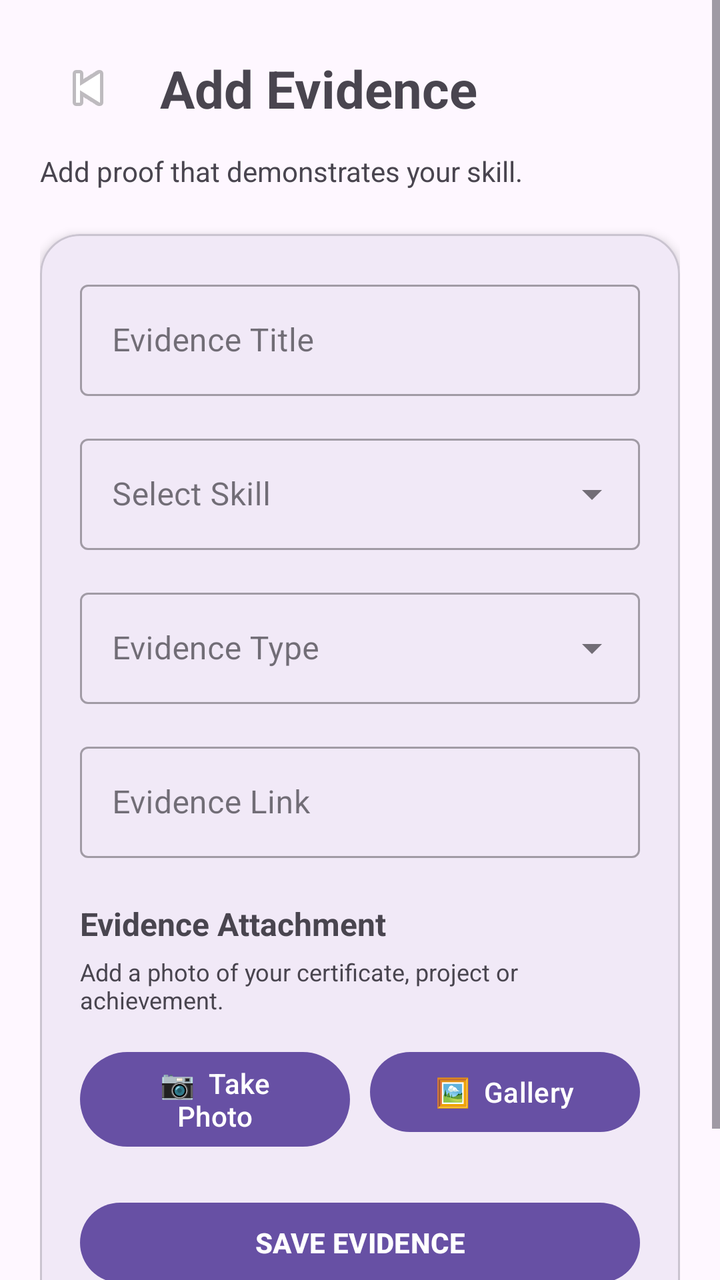
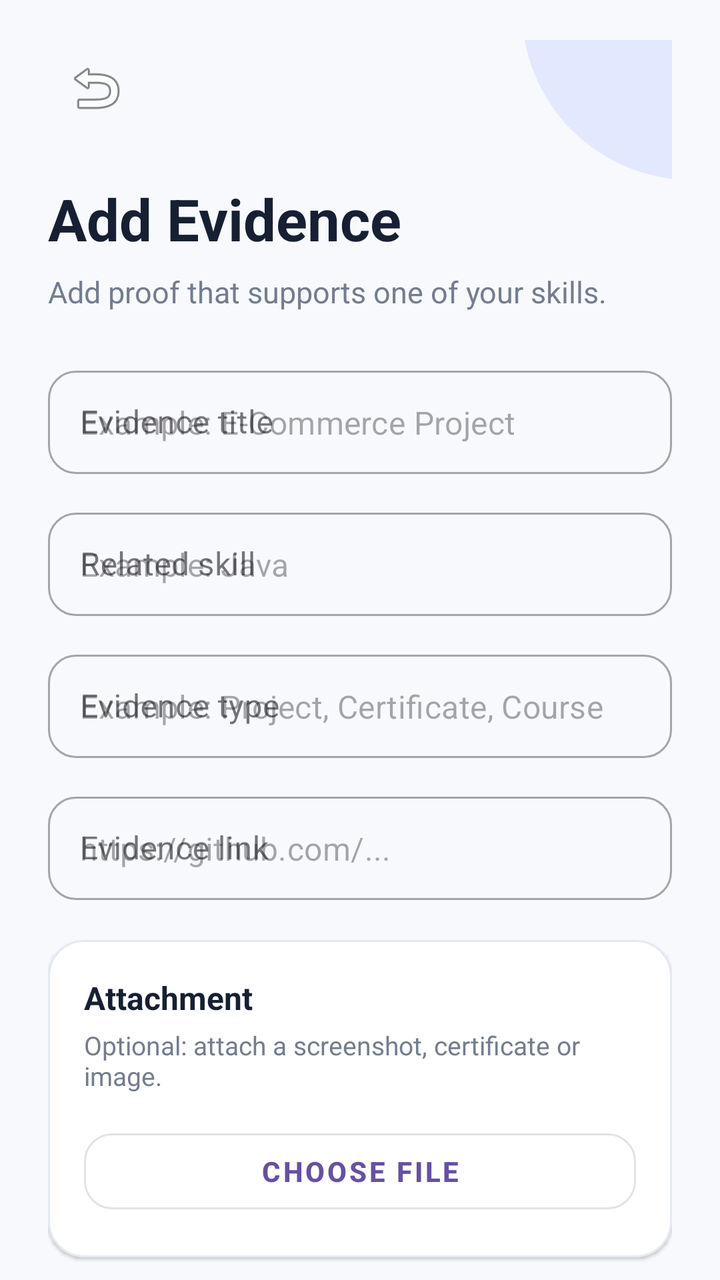

Two renders of the same Android screen: before a commit and after it. Below are the layout's source before the change and the commit's diff.
<!-- AndroidManifest.xml: application theme Theme.Skill_Proof_MAD_ASSIGNMENT_1 -->
<!-- res/layout/activity_add_evidence.xml -->
<?xml version="1.0" encoding="utf-8"?>
<ScrollView
    xmlns:android="http://schemas.android.com/apk/res/android"
    xmlns:app="http://schemas.android.com/apk/res-auto"
    android:layout_width="match_parent"
    android:layout_height="match_parent"
    android:background="?android:colorBackground"
    android:fillViewport="true">

    <androidx.constraintlayout.widget.ConstraintLayout
        android:layout_width="match_parent"
        android:layout_height="wrap_content"
        android:padding="20dp">


        
        
        

        <ImageButton
            android:id="@+id/btnBack"
            android:layout_width="48dp"
            android:layout_height="48dp"
            android:background="?attr/selectableItemBackgroundBorderless"
            android:contentDescription="Back"
            android:src="@android:drawable/ic_media_previous"
            app:layout_constraintStart_toStartOf="parent"
            app:layout_constraintTop_toTopOf="parent" />


        
        
        

        <TextView
            android:id="@+id/tvTitle"
            android:layout_width="0dp"
            android:layout_height="wrap_content"
            android:layout_marginStart="12dp"
            android:text="Add Evidence"
            android:textSize="26sp"
            android:textStyle="bold"
            app:layout_constraintBottom_toBottomOf="@id/btnBack"
            app:layout_constraintEnd_toEndOf="parent"
            app:layout_constraintStart_toEndOf="@id/btnBack"
            app:layout_constraintTop_toTopOf="@id/btnBack" />


        
        
        

        <TextView
            android:id="@+id/tvSubtitle"
            android:layout_width="0dp"
            android:layout_height="wrap_content"
            android:layout_marginTop="8dp"
            android:text="Add proof that demonstrates your skill."
            android:textSize="14sp"
            app:layout_constraintEnd_toEndOf="parent"
            app:layout_constraintStart_toStartOf="parent"
            app:layout_constraintTop_toBottomOf="@id/btnBack" />


        
        
        

        <com.google.android.material.card.MaterialCardView
            android:id="@+id/evidenceFormCard"
            android:layout_width="0dp"
            android:layout_height="wrap_content"
            android:layout_marginTop="22dp"
            app:cardCornerRadius="20dp"
            app:cardElevation="3dp"
            app:layout_constraintEnd_toEndOf="parent"
            app:layout_constraintStart_toStartOf="parent"
            app:layout_constraintTop_toBottomOf="@id/tvSubtitle">


            <androidx.constraintlayout.widget.ConstraintLayout
                android:layout_width="match_parent"
                android:layout_height="wrap_content"
                android:padding="20dp">


                
                
                

                <com.google.android.material.textfield.TextInputLayout
                    android:id="@+id/titleLayout"
                    style="@style/Widget.MaterialComponents.TextInputLayout.OutlinedBox"
                    android:layout_width="0dp"
                    android:layout_height="wrap_content"
                    android:hint="Evidence Title"
                    app:layout_constraintEnd_toEndOf="parent"
                    app:layout_constraintStart_toStartOf="parent"
                    app:layout_constraintTop_toTopOf="parent">

                    <com.google.android.material.textfield.TextInputEditText
                        android:id="@+id/etTitle"
                        android:layout_width="match_parent"
                        android:layout_height="wrap_content"
                        android:inputType="textCapSentences"
                        android:maxLines="1" />

                </com.google.android.material.textfield.TextInputLayout>


                
                
                

                <com.google.android.material.textfield.TextInputLayout
                    android:id="@+id/skillLayout"
                    style="@style/Widget.MaterialComponents.TextInputLayout.OutlinedBox.ExposedDropdownMenu"
                    android:layout_width="0dp"
                    android:layout_height="wrap_content"
                    android:layout_marginTop="16dp"
                    android:hint="Select Skill"
                    app:layout_constraintEnd_toEndOf="parent"
                    app:layout_constraintStart_toStartOf="parent"
                    app:layout_constraintTop_toBottomOf="@id/titleLayout">

                    <AutoCompleteTextView
                        android:id="@+id/actvSkill"
                        android:layout_width="match_parent"
                        android:layout_height="wrap_content"
                        android:inputType="none" />

                </com.google.android.material.textfield.TextInputLayout>


                
                
                

                <com.google.android.material.textfield.TextInputLayout
                    android:id="@+id/typeLayout"
                    style="@style/Widget.MaterialComponents.TextInputLayout.OutlinedBox.ExposedDropdownMenu"
                    android:layout_width="0dp"
                    android:layout_height="wrap_content"
                    android:layout_marginTop="16dp"
                    android:hint="Evidence Type"
                    app:layout_constraintEnd_toEndOf="parent"
                    app:layout_constraintStart_toStartOf="parent"
                    app:layout_constraintTop_toBottomOf="@id/skillLayout">

                    <AutoCompleteTextView
                        android:id="@+id/actvType"
                        android:layout_width="match_parent"
                        android:layout_height="wrap_content"
                        android:inputType="none" />

                </com.google.android.material.textfield.TextInputLayout>


                
                
                

                <com.google.android.material.textfield.TextInputLayout
                    android:id="@+id/linkLayout"
                    style="@style/Widget.MaterialComponents.TextInputLayout.OutlinedBox"
                    android:layout_width="0dp"
                    android:layout_height="wrap_content"
                    android:layout_marginTop="16dp"
                    android:hint="Evidence Link"
                    app:layout_constraintEnd_toEndOf="parent"
                    app:layout_constraintStart_toStartOf="parent"
                    app:layout_constraintTop_toBottomOf="@id/typeLayout">

                    <com.google.android.material.textfield.TextInputEditText
                        android:id="@+id/etLink"
                        android:layout_width="match_parent"
                        android:layout_height="wrap_content"
                        android:inputType="textUri"
                        android:maxLines="2" />

                </com.google.android.material.textfield.TextInputLayout>


                
                
                

                <TextView
                    android:id="@+id/tvAttachmentTitle"
                    android:layout_width="wrap_content"
                    android:layout_height="wrap_content"
                    android:layout_marginTop="22dp"
                    android:text="Evidence Attachment"
                    android:textSize="16sp"
                    android:textStyle="bold"
                    app:layout_constraintStart_toStartOf="parent"
                    app:layout_constraintTop_toBottomOf="@id/linkLayout" />


                
                
                

                <TextView
                    android:id="@+id/tvAttachmentSubtitle"
                    android:layout_width="0dp"
                    android:layout_height="wrap_content"
                    android:layout_marginTop="5dp"
                    android:text="Add a photo of your certificate, project or achievement."
                    android:textSize="12sp"
                    app:layout_constraintEnd_toEndOf="parent"
                    app:layout_constraintStart_toStartOf="parent"
                    app:layout_constraintTop_toBottomOf="@id/tvAttachmentTitle" />


                
                
                

                <ImageView
                    android:id="@+id/ivAttachmentPreview"
                    android:layout_width="0dp"
                    android:layout_height="180dp"
                    android:layout_marginTop="14dp"
                    android:adjustViewBounds="true"
                    android:contentDescription="Evidence attachment preview"
                    android:scaleType="centerCrop"
                    android:visibility="gone"
                    app:layout_constraintEnd_toEndOf="parent"
                    app:layout_constraintStart_toStartOf="parent"
                    app:layout_constraintTop_toBottomOf="@id/tvAttachmentSubtitle" />


                
                
                

                <com.google.android.material.button.MaterialButton
                    android:id="@+id/btnCamera"
                    android:layout_width="0dp"
                    android:layout_height="wrap_content"
                    android:layout_marginTop="14dp"
                    android:text="📷  Take Photo"
                    app:layout_constraintEnd_toStartOf="@id/btnGallery"
                    app:layout_constraintStart_toStartOf="parent"
                    app:layout_constraintTop_toBottomOf="@id/ivAttachmentPreview" />


                
                
                

                <com.google.android.material.button.MaterialButton
                    android:id="@+id/btnGallery"
                    android:layout_width="0dp"
                    android:layout_height="wrap_content"
                    android:layout_marginStart="10dp"
                    android:text="🖼  Gallery"
                    app:layout_constraintEnd_toEndOf="parent"
                    app:layout_constraintStart_toEndOf="@id/btnCamera"
                    app:layout_constraintTop_toTopOf="@id/btnCamera" />


                
                
                

                <com.google.android.material.button.MaterialButton
                    android:id="@+id/btnSaveEvidence"
                    android:layout_width="0dp"
                    android:layout_height="wrap_content"
                    android:layout_marginTop="20dp"
                    android:text="SAVE EVIDENCE"
                    android:textStyle="bold"
                    app:layout_constraintEnd_toEndOf="parent"
                    app:layout_constraintStart_toStartOf="parent"
                    app:layout_constraintTop_toBottomOf="@id/btnCamera" />

            </androidx.constraintlayout.widget.ConstraintLayout>

        </com.google.android.material.card.MaterialCardView>


        
        
        

        <TextView
            android:id="@+id/tvFooter"
            android:layout_width="0dp"
            android:layout_height="wrap_content"
            android:layout_marginTop="24dp"
            android:gravity="center"
            android:text="SkillProof • Evidence makes skills credible."
            android:textSize="12sp"
            app:layout_constraintEnd_toEndOf="parent"
            app:layout_constraintStart_toStartOf="parent"
            app:layout_constraintTop_toBottomOf="@id/evidenceFormCard" />

    </androidx.constraintlayout.widget.ConstraintLayout>

</ScrollView>
<!-- resources referenced by this layout -->
<resources>
  <style name="Theme.Skill_Proof_MAD_ASSIGNMENT_1" parent="Base.Theme.Skill_Proof_MAD_ASSIGNMENT_1" />
  <style name="Base.Theme.Skill_Proof_MAD_ASSIGNMENT_1" parent="Theme.Material3.DayNight.NoActionBar">
          
          
      </style>
</resources>

<!-- the commit's change to res/layout/activity_add_evidence.xml (unified diff, before → after) -->
@@ -1,17 +1,35 @@
 <?xml version="1.0" encoding="utf-8"?>
-<ScrollView
+<androidx.core.widget.NestedScrollView
     xmlns:android="http://schemas.android.com/apk/res/android"
     xmlns:app="http://schemas.android.com/apk/res-auto"
+    xmlns:tools="http://schemas.android.com/tools"
     android:layout_width="match_parent"
     android:layout_height="match_parent"
-    android:background="?android:colorBackground"
-    android:fillViewport="true">
+    android:background="#F7F9FC"
+    android:fillViewport="true"
+    tools:context=".AddEvidenceActivity">
 
     <androidx.constraintlayout.widget.ConstraintLayout
         android:layout_width="match_parent"
         android:layout_height="wrap_content"
-        android:padding="20dp">
-
+        android:paddingStart="24dp"
+        android:paddingTop="20dp"
+        android:paddingEnd="24dp"
+        android:paddingBottom="32dp">
+
+        
+        
+        
+
+        <View
+            android:id="@+id/topDecoration"
+            android:layout_width="170dp"
+            android:layout_height="170dp"
+            android:background="@drawable/bg_login_circle"
+            android:translationX="95dp"
+            android:translationY="-100dp"
+            app:layout_constraintEnd_toEndOf="parent"
+            app:layout_constraintTop_toTopOf="parent" />
 
         
         
@@ -23,28 +41,27 @@
             android:layout_height="48dp"
             android:background="?attr/selectableItemBackgroundBorderless"
             android:contentDescription="Back"
-            android:src="@android:drawable/ic_media_previous"
+            android:padding="12dp"
+            android:src="@android:drawable/ic_menu_revert"
             app:layout_constraintStart_toStartOf="parent"
             app:layout_constraintTop_toTopOf="parent" />
 
-
         
         
         
 
         <TextView
-            android:id="@+id/tvTitle"
-            android:layout_width="0dp"
-            android:layout_height="wrap_content"
-            android:layout_marginStart="12dp"
+            android:id="@+id/tvPageTitle"
+            android:layout_width="0dp"
+            android:layout_height="wrap_content"
+            android:layout_marginTop="22dp"
             android:text="Add Evidence"
-            android:textSize="26sp"
+            android:textColor="#172033"
+            android:textSize="29sp"
             android:textStyle="bold"
-            app:layout_constraintBottom_toBottomOf="@id/btnBack"
-            app:layout_constraintEnd_toEndOf="parent"
-            app:layout_constraintStart_toEndOf="@id/btnBack"
-            app:layout_constraintTop_toTopOf="@id/btnBack" />
-
+            app:layout_constraintEnd_toEndOf="parent"
+            app:layout_constraintStart_toStartOf="parent"
+            app:layout_constraintTop_toBottomOf="@id/btnBack" />
 
         
         
@@ -54,249 +71,274 @@
             android:id="@+id/tvSubtitle"
             android:layout_width="0dp"
             android:layout_height="wrap_content"
-            android:layout_marginTop="8dp"
-            android:text="Add proof that demonstrates your skill."
-            android:textSize="14sp"
-            app:layout_constraintEnd_toEndOf="parent"
-            app:layout_constraintStart_toStartOf="parent"
-            app:layout_constraintTop_toBottomOf="@id/btnBack" />
-
+            android:layout_marginTop="7dp"
+            android:text="Add proof that supports one of your skills."
+            android:textColor="#737D8F"
+            android:textSize="15sp"
+            app:layout_constraintEnd_toEndOf="parent"
+            app:layout_constraintStart_toStartOf="parent"
+            app:layout_constraintTop_toBottomOf="@id/tvPageTitle" />
+
+        
+        
+        
+
+        <com.google.android.material.textfield.TextInputLayout
+            android:id="@+id/evidenceTitleLayout"
+            style="@style/Widget.MaterialComponents.TextInputLayout.OutlinedBox"
+            android:layout_width="0dp"
+            android:layout_height="wrap_content"
+            android:layout_marginTop="24dp"
+            android:hint="Evidence title"
+            app:boxCornerRadiusBottomEnd="14dp"
+            app:boxCornerRadiusBottomStart="14dp"
+            app:boxCornerRadiusTopEnd="14dp"
+            app:boxCornerRadiusTopStart="14dp"
+            app:layout_constraintEnd_toEndOf="parent"
+            app:layout_constraintStart_toStartOf="parent"
+            app:layout_constraintTop_toBottomOf="@id/tvSubtitle">
+
+            <com.google.android.material.textfield.TextInputEditText
+                android:id="@+id/etEvidenceTitle"
+                android:layout_width="match_parent"
+                android:layout_height="wrap_content"
+                android:hint="Example: E-Commerce Project"
+                android:inputType="textCapSentences"
+                android:maxLines="1"
+                android:paddingTop="15dp"
+                android:paddingBottom="15dp" />
+
+        </com.google.android.material.textfield.TextInputLayout>
+
+        
+        
+        
+
+        <com.google.android.material.textfield.TextInputLayout
+            android:id="@+id/evidenceSkillLayout"
+            style="@style/Widget.MaterialComponents.TextInputLayout.OutlinedBox"
+            android:layout_width="0dp"
+            android:layout_height="wrap_content"
+            android:layout_marginTop="14dp"
+            android:hint="Related skill"
+            app:boxCornerRadiusBottomEnd="14dp"
+            app:boxCornerRadiusBottomStart="14dp"
+            app:boxCornerRadiusTopEnd="14dp"
+            app:boxCornerRadiusTopStart="14dp"
+            app:layout_constraintEnd_toEndOf="parent"
+            app:layout_constraintStart_toStartOf="parent"
+            app:layout_constraintTop_toBottomOf="@id/evidenceTitleLayout">
+
+            <com.google.android.material.textfield.TextInputEditText
+                android:id="@+id/etEvidenceSkill"
+                android:layout_width="match_parent"
+                android:layout_height="wrap_content"
+                android:hint="Example: Java"
+                android:inputType="textCapWords"
+                android:maxLines="1"
+                android:paddingTop="15dp"
+                android:paddingBottom="15dp" />
+
+        </com.google.android.material.textfield.TextInputLayout>
+
+        
+        
+        
+
+        <com.google.android.material.textfield.TextInputLayout
+            android:id="@+id/evidenceTypeLayout"
+            style="@style/Widget.MaterialComponents.TextInputLayout.OutlinedBox"
+            android:layout_width="0dp"
+            android:layout_height="wrap_content"
+            android:layout_marginTop="14dp"
+            android:hint="Evidence type"
+            app:boxCornerRadiusBottomEnd="14dp"
+            app:boxCornerRadiusBottomStart="14dp"
+            app:boxCornerRadiusTopEnd="14dp"
+            app:boxCornerRadiusTopStart="14dp"
+            app:layout_constraintEnd_toEndOf="parent"
+            app:layout_constraintStart_toStartOf="parent"
+            app:layout_constraintTop_toBottomOf="@id/evidenceSkillLayout">
+
+            <com.google.android.material.textfield.TextInputEditText
+                android:id="@+id/etEvidenceType"
+                android:layout_width="match_parent"
+                android:layout_height="wrap_content"
+                android:hint="Example: Project, Certificate, Course"
+                android:inputType="textCapSentences"
+                android:maxLines="1"
+                android:paddingTop="15dp"
+                android:paddingBottom="15dp" />
+
+        </com.google.android.material.textfield.TextInputLayout>
+
+        
+        
+        
+
+        <com.google.android.material.textfield.TextInputLayout
+            android:id="@+id/evidenceLinkLayout"
+            style="@style/Widget.MaterialComponents.TextInputLayout.OutlinedBox"
+            android:layout_width="0dp"
+            android:layout_height="wrap_content"
+            android:layout_marginTop="14dp"
+            android:hint="Evidence link"
+            app:boxCornerRadiusBottomEnd="14dp"
+            app:boxCornerRadiusBottomStart="14dp"
+            app:boxCornerRadiusTopEnd="14dp"
+            app:boxCornerRadiusTopStart="14dp"
+            app:layout_constraintEnd_toEndOf="parent"
+            app:layout_constraintStart_toStartOf="parent"
+            app:layout_constraintTop_toBottomOf="@id/evidenceTypeLayout">
+
+            <com.google.android.material.textfield.TextInputEditText
+                android:id="@+id/etEvidenceLink"
+                android:layout_width="match_parent"
+                android:layout_height="wrap_content"
+                android:hint="https://github.com/..."
+                android:inputType="textUri"
+                android:maxLines="1"
+                android:paddingTop="15dp"
+                android:paddingBottom="15dp" />
+
+        </com.google.android.material.textfield.TextInputLayout>
 
         
         
         
 
         <com.google.android.material.card.MaterialCardView
-            android:id="@+id/evidenceFormCard"
-            android:layout_width="0dp"
-            android:layout_height="wrap_content"
-            android:layout_marginTop="22dp"
-            app:cardCornerRadius="20dp"
-            app:cardElevation="3dp"
-            app:layout_constraintEnd_toEndOf="parent"
-            app:layout_constraintStart_toStartOf="parent"
-            app:layout_constraintTop_toBottomOf="@id/tvSubtitle">
-
+            android:id="@+id/attachmentCard"
+            android:layout_width="0dp"
+            android:layout_height="wrap_content"
+            android:layout_marginTop="20dp"
+            app:cardBackgroundColor="@android:color/white"
+            app:cardCornerRadius="18dp"
+            app:cardElevation="1dp"
+            app:layout_constraintEnd_toEndOf="parent"
+            app:layout_constraintStart_toStartOf="parent"
+            app:layout_constraintTop_toBottomOf="@id/evidenceLinkLayout"
+            app:strokeColor="#E4E8F0"
+            app:strokeWidth="1dp">
 
             <androidx.constraintlayout.widget.ConstraintLayout
                 android:layout_width="match_parent"
                 android:layout_height="wrap_content"
-                android:padding="20dp">
-
-
-                
-                
-                
-
-                <com.google.android.material.textfield.TextInputLayout
-                    android:id="@+id/titleLayout"
-                    style="@style/Widget.MaterialComponents.TextInputLayout.OutlinedBox"
-                    android:layout_width="0dp"
-                    android:layout_height="wrap_content"
-                    android:hint="Evidence Title"
-                    app:layout_constraintEnd_toEndOf="parent"
-                    app:layout_constraintStart_toStartOf="parent"
-                    app:layout_constraintTop_toTopOf="parent">
-
-                    <com.google.android.material.textfield.TextInputEditText
-                        android:id="@+id/etTitle"
-                        android:layout_width="match_parent"
-                        android:layout_height="wrap_content"
-                        android:inputType="textCapSentences"
-                        android:maxLines="1" />
-
-                </com.google.android.material.textfield.TextInputLayout>
-
-
-                
-                
-                
-
-                <com.google.android.material.textfield.TextInputLayout
-                    android:id="@+id/skillLayout"
-                    style="@style/Widget.MaterialComponents.TextInputLayout.OutlinedBox.ExposedDropdownMenu"
-                    android:layout_width="0dp"
-                    android:layout_height="wrap_content"
-                    android:layout_marginTop="16dp"
-                    android:hint="Select Skill"
-                    app:layout_constraintEnd_toEndOf="parent"
-                    app:layout_constraintStart_toStartOf="parent"
-                    app:layout_constraintTop_toBottomOf="@id/titleLayout">
-
-                    <AutoCompleteTextView
-                        android:id="@+id/actvSkill"
-                        android:layout_width="match_parent"
-                        android:layout_height="wrap_content"
-                        android:inputType="none" />
-
-                </com.google.android.material.textfield.TextInputLayout>
-
-
-                
-                
-                
-
-                <com.google.android.material.textfield.TextInputLayout
-                    android:id="@+id/typeLayout"
-                    style="@style/Widget.MaterialComponents.TextInputLayout.OutlinedBox.ExposedDropdownMenu"
-                    android:layout_width="0dp"
-                    android:layout_height="wrap_content"
-                    android:layout_marginTop="16dp"
-                    android:hint="Evidence Type"
-                    app:layout_constraintEnd_toEndOf="parent"
-                    app:layout_constraintStart_toStartOf="parent"
-                    app:layout_constraintTop_toBottomOf="@id/skillLayout">
-
-                    <AutoCompleteTextView
-                        android:id="@+id/actvType"
-                        android:layout_width="match_parent"
-                        android:layout_height="wrap_content"
-                        android:inputType="none" />
-
-                </com.google.android.material.textfield.TextInputLayout>
-
-
-                
-                
-                
-
-                <com.google.android.material.textfield.TextInputLayout
-                    android:id="@+id/linkLayout"
-                    style="@style/Widget.MaterialComponents.TextInputLayout.OutlinedBox"
-                    android:layout_width="0dp"
-                    android:layout_height="wrap_content"
-                    android:layout_marginTop="16dp"
-                    android:hint="Evidence Link"
-                    app:layout_constraintEnd_toEndOf="parent"
-                    app:layout_constraintStart_toStartOf="parent"
-                    app:layout_constraintTop_toBottomOf="@id/typeLayout">
-
-                    <com.google.android.material.textfield.TextInputEditText
-                        android:id="@+id/etLink"
-                        android:layout_width="match_parent"
-                        android:layout_height="wrap_content"
-                        android:inputType="textUri"
-                        android:maxLines="2" />
-
-                </com.google.android.material.textfield.TextInputLayout>
-
-
-                
-                
+                android:padding="18dp">
+
                 
 
                 <TextView
                     android:id="@+id/tvAttachmentTitle"
-                    android:layout_width="wrap_content"
+                    android:layout_width="0dp"
                     android:layout_height="wrap_content"
-                    android:layout_marginTop="22dp"
-                    android:text="Evidence Attachment"
+                    android:text="Attachment"
+                    android:textColor="#172033"
                     android:textSize="16sp"
                     android:textStyle="bold"
-                    app:layout_constraintStart_toStartOf="parent"
-                    app:layout_constraintTop_toBottomOf="@id/linkLayout" />
-
-
-                
-                
+                    app:layout_constraintEnd_toEndOf="parent"
+                    app:layout_constraintStart_toStartOf="parent"
+                    app:layout_constraintTop_toTopOf="parent" />
+
                 
 
                 <TextView
-                    android:id="@+id/tvAttachmentSubtitle"
+                    android:id="@+id/tvAttachmentHint"
                     android:layout_width="0dp"
                     android:layout_height="wrap_content"
-                    android:layout_marginTop="5dp"
-                    android:text="Add a photo of your certificate, project or achievement."
-                    android:textSize="12sp"
+                    android:layout_marginTop="4dp"
+                    android:text="Optional: attach a screenshot, certificate or image."
+                    android:textColor="#737D8F"
+                    android:textSize="13sp"
                     app:layout_constraintEnd_toEndOf="parent"
                     app:layout_constraintStart_toStartOf="parent"
                     app:layout_constraintTop_toBottomOf="@id/tvAttachmentTitle" />
 
-
-                
-                
+                
+
+                <com.google.android.material.button.MaterialButton
+                    android:id="@+id/btnChooseFile"
+                    style="@style/Widget.MaterialComponents.Button.OutlinedButton"
+                    android:layout_width="0dp"
+                    android:layout_height="50dp"
+                    android:layout_marginTop="14dp"
+                    android:text="Choose File"
+                    android:textSize="14sp"
+                    android:textStyle="bold"
+                    app:cornerRadius="14dp"
+                    app:layout_constraintEnd_toEndOf="parent"
+                    app:layout_constraintStart_toStartOf="parent"
+                    app:layout_constraintTop_toBottomOf="@id/tvAttachmentHint" />
+
+                
+
+                <TextView
+                    android:id="@+id/tvSelectedFile"
+                    android:layout_width="0dp"
+                    android:layout_height="wrap_content"
+                    android:layout_marginTop="10dp"
+                    android:ellipsize="middle"
+                    android:maxLines="2"
+                    android:textColor="#172033"
+                    android:textSize="13sp"
+                    android:visibility="gone"
+                    app:layout_constraintEnd_toEndOf="parent"
+                    app:layout_constraintStart_toStartOf="parent"
+                    app:layout_constraintTop_toBottomOf="@id/btnChooseFile" />
+
                 
 
                 <ImageView
                     android:id="@+id/ivAttachmentPreview"
                     android:layout_width="0dp"
                     android:layout_height="180dp"
-                    android:layout_marginTop="14dp"
+                    android:layout_marginTop="12dp"
                     android:adjustViewBounds="true"
-                    android:contentDescription="Evidence attachment preview"
+                    android:contentDescription="Attachment preview"
                     android:scaleType="centerCrop"
                     android:visibility="gone"
                     app:layout_constraintEnd_toEndOf="parent"
                     app:layout_constraintStart_toStartOf="parent"
-                    app:layout_constraintTop_toBottomOf="@id/tvAttachmentSubtitle" />
-
-
-                
-                
-                
-
-                <com.google.android.material.button.MaterialButton
-                    android:id="@+id/btnCamera"
-                    android:layout_width="0dp"
-                    android:layout_height="wrap_content"
-                    android:layout_marginTop="14dp"
-                    android:text="📷  Take Photo"
-                    app:layout_constraintEnd_toStartOf="@id/btnGallery"
-                    app:layout_constraintStart_toStartOf="parent"
-                    app:layout_constraintTop_toBottomOf="@id/ivAttachmentPreview" />
-
-
-                
-                
-                
-
-                <com.google.android.material.button.MaterialButton
-                    android:id="@+id/btnGallery"
-                    android:layout_width="0dp"
-                    android:layout_height="wrap_content"
-                    android:layout_marginStart="10dp"
-                    android:text="🖼  Gallery"
-                    app:layout_constraintEnd_toEndOf="parent"
-                    app:layout_constraintStart_toEndOf="@id/btnCamera"
-                    app:layout_constraintTop_toTopOf="@id/btnCamera" />
-
-
-                
-                
-                
-
-                <com.google.android.material.button.MaterialButton
-                    android:id="@+id/btnSaveEvidence"
-                    android:layout_width="0dp"
-                    android:layout_height="wrap_content"
-                    android:layout_marginTop="20dp"
-                    android:text="SAVE EVIDENCE"
-                    android:textStyle="bold"
-                    app:layout_constraintEnd_toEndOf="parent"
-                    app:layout_constraintStart_toStartOf="parent"
-                    app:layout_constraintTop_toBottomOf="@id/btnCamera" />
+                    app:layout_constraintTop_toBottomOf="@id/tvSelectedFile" />
 
             </androidx.constraintlayout.widget.ConstraintLayout>
 
         </com.google.android.material.card.MaterialCardView>
 
+        
+        
+        
+
+        <com.google.android.material.button.MaterialButton
+            android:id="@+id/btnSaveEvidence"
+            android:layout_width="0dp"
+            android:layout_height="56dp"
+            android:layout_marginTop="22dp"
+            android:text="Save Evidence"
+            android:textSize="16sp"
+            android:textStyle="bold"
+            app:cornerRadius="16dp"
+            app:layout_constraintEnd_toEndOf="parent"
+            app:layout_constraintStart_toStartOf="parent"
+            app:layout_constraintTop_toBottomOf="@id/attachmentCard" />
 
         
         
         
 
         <TextView
-            android:id="@+id/tvFooter"
-            android:layout_width="0dp"
-            android:layout_height="wrap_content"
-            android:layout_marginTop="24dp"
+            android:id="@+id/tvBottomHint"
+            android:layout_width="0dp"
+            android:layout_height="wrap_content"
+            android:layout_marginTop="14dp"
             android:gravity="center"
-            android:text="SkillProof • Evidence makes skills credible."
+            android:text="Evidence starts as unverified. You can verify it later."
+            android:textColor="#8A93A3"
             android:textSize="12sp"
             app:layout_constraintEnd_toEndOf="parent"
             app:layout_constraintStart_toStartOf="parent"
-            app:layout_constraintTop_toBottomOf="@id/evidenceFormCard" />
+            app:layout_constraintTop_toBottomOf="@id/btnSaveEvidence" />
 
     </androidx.constraintlayout.widget.ConstraintLayout>
 
-</ScrollView>
+</androidx.core.widget.NestedScrollView>
<!-- resource entries referenced after the edit -->
@@ -1,5 +1,12 @@
 <!-- resources referenced by this layout -->
 <resources>
+  <!-- drawable bg_login_circle (drawable) -->
+  <shape xmlns:android="http://schemas.android.com/apk/res/android"
+      android:shape="oval">
+  
+      <solid android:color="#E2E9FF" />
+  
+  </shape>
   <style name="Theme.Skill_Proof_MAD_ASSIGNMENT_1" parent="Base.Theme.Skill_Proof_MAD_ASSIGNMENT_1" />
   <style name="Base.Theme.Skill_Proof_MAD_ASSIGNMENT_1" parent="Theme.Material3.DayNight.NoActionBar">
           
